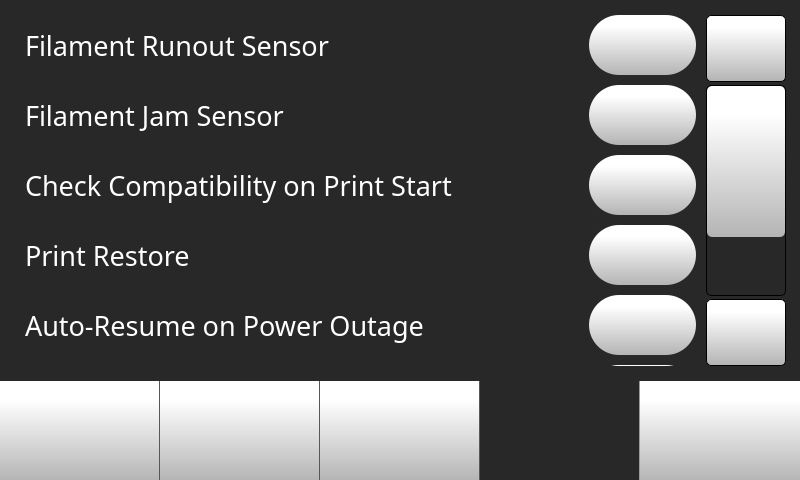
FracktalWorks/ControlCenter, file octoprint_ControlCenter/ui/control_screen/control_screen.ui: the form before one commit.
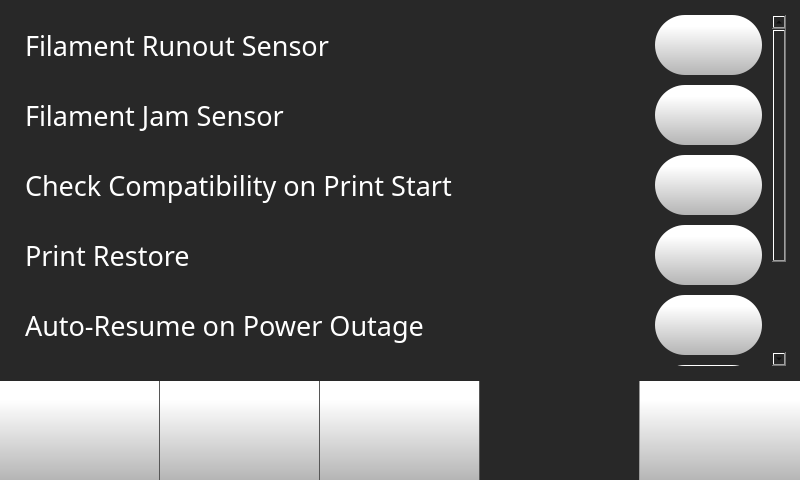
The form after the commit. The open tabs and pages were chosen to show the change. Icons and pictures are not drawn.

Commit message:
Improve calibration robustness and UI resource cleanup
Refactored Z probe and tool offset wizards to simplify state management and prevent duplicate processing. Enhanced camera calibration thread and widget cleanup to prevent segfaults and resource leaks, with more robust signal and timer handling. Updated control screen to apply custom scrollbar styling. Increased Z tool offset threshold for duplication/mirror mode in firmware config. Updated printer.cfg version to 2.4.

```diff
--- a/octoprint_ControlCenter/ui/control_screen/control_screen.ui
+++ b/octoprint_ControlCenter/ui/control_screen/control_screen.ui
@@ -3140,56 +3140,74 @@
          </font>
         </property>
         <property name="styleSheet">
-         <string notr="true">
-QScrollArea QWidget {
-    background-color: transparent;
-}
- QScrollBar:vertical {
-     border: 1px solid black;
-border-radius: 5px;
-	background-color: rgb(40,40,40);
-     width: 80px;
-     margin: 70px 0 70px 0;
- }
- QScrollBar::handle:vertical {
-border-radius: 5px;
-background: qlineargradient(spread:pad, x1:0, y1:1, x2:0, y2:0.188, stop:0 rgba(180, 180, 180, 255), stop:1 rgba(255, 255, 255, 255));
-min-height: 20px;
- }
- QScrollBar::add-line:vertical {
-     border: 1px solid black;
-background: qlineargradient(spread:pad, x1:0, y1:1, x2:0, y2:0.188, stop:0 rgba(180, 180, 180, 255), stop:1 rgba(255, 255, 255, 255));
-     height:65px;
-border-radius: 5px;
-     subcontrol-position: bottom;
-     subcontrol-origin: margin;
- }
-
- QScrollBar::sub-line:vertical {
-     border: 1px solid black;
-background: qlineargradient(spread:pad, x1:0, y1:1, x2:0, y2:0.188, stop:0 rgba(180, 180, 180, 255), stop:1 rgba(255, 255, 255, 255));
-     height: 65px;
-border-radius: 5px;
-     subcontrol-position: top;
-     subcontrol-origin: margin;
- }
-
-QScrollBar::up-arrow:vertical {
- image: url(:/Navigation/img/Navigation/arrows.png);
-    width: 40px;
-    height: 40px;
- padding: 5px;
- }
-QScrollBar::down-arrow:vertical {
- image: url(:/Navigation/img/Navigation/arrows-5.png);
-    width: 40px;
-    height: 40px;
- padding: 5px;
- }
-
- QScrollBar::add-page:vertical, QScrollBar::sub-page:vertical {
-     background: none;
- }</string>
+         <string notr="true">            QScrollArea {
+                background-color: transparent !important;
+                border: none !important;
+            }
+            
+            QScrollArea &gt; QWidget {
+                background-color: transparent !important;
+            }
+            
+            QScrollArea &gt; QWidget &gt; QWidget {
+                background-color: transparent !important;
+            }
+            
+            QScrollBar:vertical {
+                border: 1px solid black !important;
+                border-radius: 5px !important;
+                background-color: rgb(40,40,40) !important;
+                width: 80px !important;
+                margin: 70px 0 70px 0 !important;
+            }
+            
+            QScrollBar::handle:vertical {
+                border-radius: 5px !important;
+                background: qlineargradient(spread:pad, x1:0, y1:1, x2:0, y2:0.188, stop:0 rgba(180, 180, 180, 255), stop:1 rgba(255, 255, 255, 255)) !important;
+                min-height: 20px !important;
+            }
+            
+            QScrollBar::add-line:vertical {
+                border: 1px solid black !important;
+                background: qlineargradient(spread:pad, x1:0, y1:1, x2:0, y2:0.188, stop:0 rgba(180, 180, 180, 255), stop:1 rgba(255, 255, 255, 255)) !important;
+                height: 65px !important;
+                border-radius: 5px !important;
+                subcontrol-position: bottom !important;
+                subcontrol-origin: margin !important;
+            }
+            
+            QScrollBar::sub-line:vertical {
+                border: 1px solid black !important;
+                background: qlineargradient(spread:pad, x1:0, y1:1, x2:0, y2:0.188, stop:0 rgba(180, 180, 180, 255), stop:1 rgba(255, 255, 255, 255)) !important;
+                height: 65px !important;
+                border-radius: 5px !important;
+                subcontrol-position: top !important;
+                subcontrol-origin: margin !important;
+            }
+            
+            QScrollBar::up-arrow:vertical {
+                image: url(:/Navigation/img/Navigation/arrows.png) !important;
+                width: 40px !important;
+                height: 40px !important;
+                padding: 5px !important;
+            }
+            
+            QScrollBar::down-arrow:vertical {
+                image: url(:/Navigation/img/Navigation/arrows-5.png) !important;
+                width: 40px !important;
+                height: 40px !important;
+                padding: 5px !important;
+            }
+            
+            QScrollBar::add-page:vertical, QScrollBar::sub-page:vertical {
+                background: none !important;
+            }</string>
+        </property>
+        <property name="verticalScrollBarPolicy">
+         <enum>Qt::ScrollBarAlwaysOn</enum>
+        </property>
+        <property name="horizontalScrollBarPolicy">
+         <enum>Qt::ScrollBarAlwaysOff</enum>
         </property>
         <property name="widgetResizable">
          <bool>true</bool>
@@ -3198,7 +3216,7 @@
          <property name="geometry">
           <rect>
            <x>0</x>
-           <y>-148</y>
+           <y>0</y>
            <width>691</width>
            <height>499</height>
           </rect>
```
Left out of the diff: 3 changed lines with no effect on the pictures. The commit also changes 7 other files.
